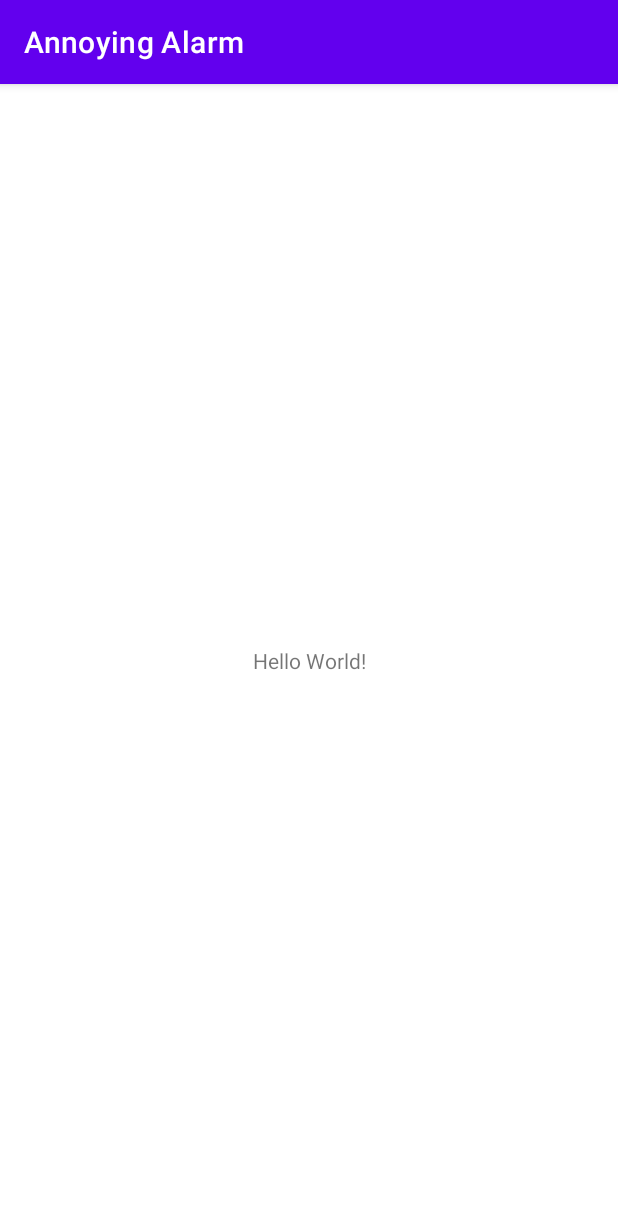
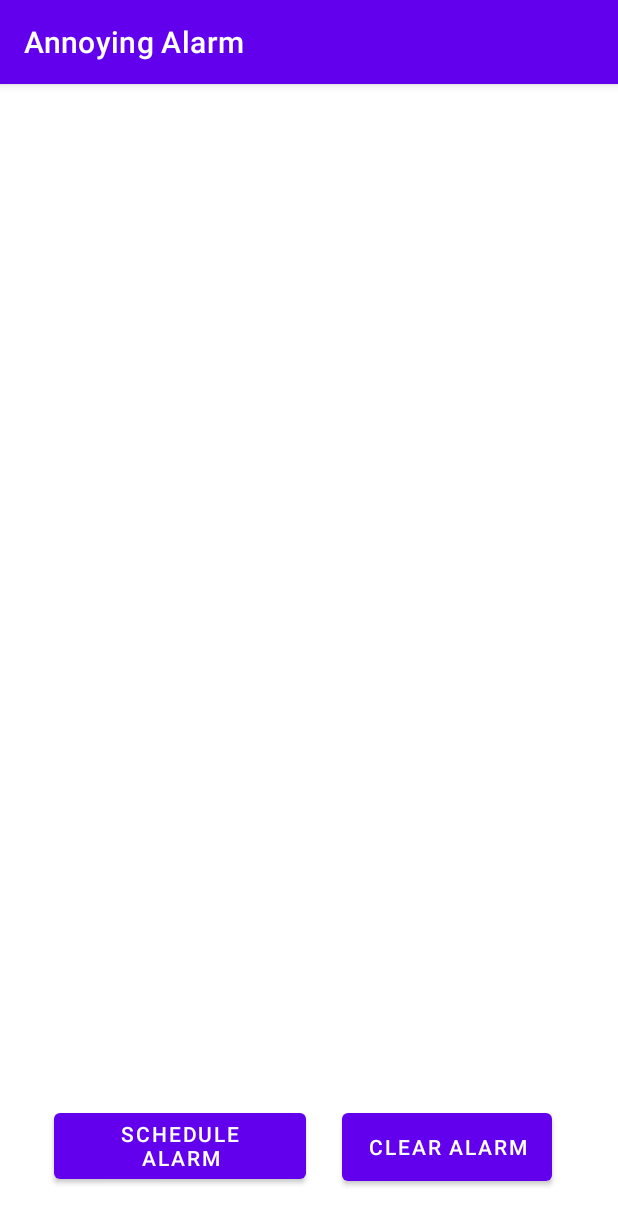
Before and after one commit to CodePath-Android-Alarm/Annoying-Alarm, an Android app: the screen it shows after launch (MainActivity), on a phone screen of 412 x 824 dp. Shown: the top 1225 px of the screen. Run offline under Robolectric (Android 15) with nearby library versions, the phone set to English and light mode, and no system bars; our stand-ins replace Room's generated code.

Commit message:
Initial features

```diff
--- /dev/null
+++ b/app/src/main/java/com/example/annoyingalarm/AlarmApplication.kt
@@ -0,0 +1,7 @@
+package com.example.annoyingalarm
+
+import android.app.Application
+
+class AlarmApplication : Application() {
+    val db by lazy { AppDatabase.getInstance(this) }
+}
--- /dev/null
+++ b/app/src/main/java/com/example/annoyingalarm/AlarmDao.kt
@@ -0,0 +1,22 @@
+package com.example.annoyingalarm
+
+import androidx.room.Dao
+import androidx.room.Delete
+import androidx.room.Insert
+import androidx.room.Query
+import kotlinx.coroutines.flow.Flow
+
+@Dao
+interface AlarmDao {
+    @Query("SELECT * FROM alarm_table")
+    fun getAll(): Flow<List<AlarmEntity>>
+
+    @Insert
+    fun insert(alarmEntity: AlarmEntity)
+
+    @Query("DELETE FROM alarm_table")
+    fun deleteAll()
+
+    @Delete
+    fun delete(alarmEntity: AlarmEntity)
+}
--- /dev/null
+++ b/app/src/main/java/com/example/annoyingalarm/AppDatabase.kt
@@ -0,0 +1,29 @@
+package com.example.annoyingalarm
+
+import android.content.Context
+import androidx.room.Database
+import androidx.room.Room
+import androidx.room.RoomDatabase
+
+@Database(entities = [AlarmEntity::class], version = 1)
+abstract class AppDatabase : RoomDatabase() {
+
+    abstract fun alarmDao(): AlarmDao
+
+    companion object {
+
+        @Volatile
+        private var INSTANCE: AppDatabase? = null
+
+        fun getInstance(context: Context): AppDatabase =
+            INSTANCE ?: synchronized(this) {
+                INSTANCE ?: buildDatabase(context).also { INSTANCE = it }
+            }
+
+        private fun buildDatabase(context: Context) =
+            Room.databaseBuilder(
+                context.applicationContext,
+                AppDatabase::class.java, "Alarm-DB"
+            ).build()
+    }
+}
--- a/app/src/main/java/com/example/annoyingalarm/MainActivity.kt
+++ b/app/src/main/java/com/example/annoyingalarm/MainActivity.kt
@@ -2,10 +2,67 @@ package com.example.annoyingalarm
 
 import androidx.appcompat.app.AppCompatActivity
 import android.os.Bundle
+import androidx.recyclerview.widget.RecyclerView
+import android.content.Intent
+import android.widget.Button
+import androidx.lifecycle.lifecycleScope
+import androidx.recyclerview.widget.DividerItemDecoration
+import androidx.recyclerview.widget.LinearLayoutManager
+import kotlinx.coroutines.Dispatchers.IO
+import kotlinx.coroutines.launch
 
 class MainActivity : AppCompatActivity() {
+    lateinit var alarmlog : ArrayList<AlarmItem>
+    lateinit var alarmadapter : AlarmAdapter
+
     override fun onCreate(savedInstanceState: Bundle?) {
         super.onCreate(savedInstanceState)
         setContentView(R.layout.activity_main)
+
+        val mainpageRv = findViewById<RecyclerView>(R.id.alarmtime)
+        alarmlog = ArrayList()
+        alarmadapter = AlarmAdapter(alarmlog, this@MainActivity)
+        mainpageRv.adapter = alarmadapter
+        lifecycleScope.launch {
+            (application as AlarmApplication).db.alarmDao().getAll().collect { databaseList ->
+                databaseList.map { entity ->
+                    AlarmItem(
+                        entity.set_time,
+                        entity.set_day
+                    )
+                }.also { mappedList ->
+                    alarmlog.clear()
+                    alarmlog.addAll(mappedList)
+                    alarmadapter.notifyDataSetChanged()
+                }
+            }
+        }
+
+        mainpageRv.layoutManager = LinearLayoutManager(this).also {
+            val dividerItemDecoration = DividerItemDecoration(this, it.orientation)
+            mainpageRv.addItemDecoration(dividerItemDecoration)
+        }
+
+        findViewById<Button>(R.id.deleteAll).setOnClickListener {
+            lifecycleScope.launch(IO) {
+                (application as AlarmApplication).db.alarmDao().deleteAll()
+            }
+        }
+
+        findViewById<Button>(R.id.record).setOnClickListener {
+            val intent = Intent(this, AlarmActivity::class.java)
+            startActivity(intent)
+        }
+    }
+
+    fun delete(alarmItem: AlarmItem) {
+        lifecycleScope.launch(IO) {
+            (application as AlarmApplication).db.alarmDao().delete(
+                AlarmEntity(
+                    set_time = alarmItem.time,
+                    set_day = alarmItem.days
+                )
+            )
+        }
     }
 }
--- a/app/src/main/res/layout/activity_main.xml
+++ b/app/src/main/res/layout/activity_main.xml
@@ -6,13 +6,34 @@
     android:layout_height="match_parent"
     tools:context=".MainActivity">
 
-    <TextView
-        android:layout_width="wrap_content"
-        android:layout_height="wrap_content"
-        android:text="Hello World!"
+    <androidx.recyclerview.widget.RecyclerView
+        android:id="@+id/alarmtime"
+        android:layout_width="408dp"
+        android:layout_height="632dp"
+        android:layout_marginBottom="8dp"
+        app:layout_constraintBottom_toTopOf="@+id/record"
+        app:layout_constraintEnd_toEndOf="parent"
+        app:layout_constraintHorizontal_bias="0.0"
+        app:layout_constraintStart_toStartOf="parent" />
+
+    <Button
+        android:id="@+id/record"
+        android:layout_width="168dp"
+        android:layout_height="56dp"
+        android:layout_marginStart="36dp"
+        android:layout_marginBottom="32dp"
+        android:text="Schedule Alarm"
         app:layout_constraintBottom_toBottomOf="parent"
+        app:layout_constraintStart_toStartOf="parent" />
+
+    <Button
+        android:id="@+id/deleteAll"
+        android:layout_width="140dp"
+        android:layout_height="57dp"
+        android:layout_marginTop="8dp"
+        android:layout_marginEnd="44dp"
+        android:text="Clear Alarm"
         app:layout_constraintEnd_toEndOf="parent"
-        app:layout_constraintStart_toStartOf="parent"
-        app:layout_constraintTop_toTopOf="parent" />
+        app:layout_constraintTop_toBottomOf="@+id/alarmtime"/>
 
 </androidx.constraintlayout.widget.ConstraintLayout>
```
Also changed, not shown: app/build.gradle (+8 -1 lines), app/src/main/AndroidManifest.xml (+9 -0 lines), app/src/main/java/com/example/annoyingalarm/AlarmActivity.kt (added, +35 -0 lines), app/src/main/java/com/example/annoyingalarm/AlarmAdapter.kt (added, +44 -0 lines), app/src/main/java/com/example/annoyingalarm/AlarmEntity.kt (added, +12 -0 lines), app/src/main/java/com/example/annoyingalarm/AlarmItem.kt (added, +9 -0 lines), app/src/main/java/com/example/annoyingalarm/TimePickerUtil.kt (added, +24 -0 lines), app/src/main/res/layout/alarm_display.xml (added, +31 -0 lines), app/src/main/res/layout/alarm_schedule.xml (added, +118 -0 lines).
